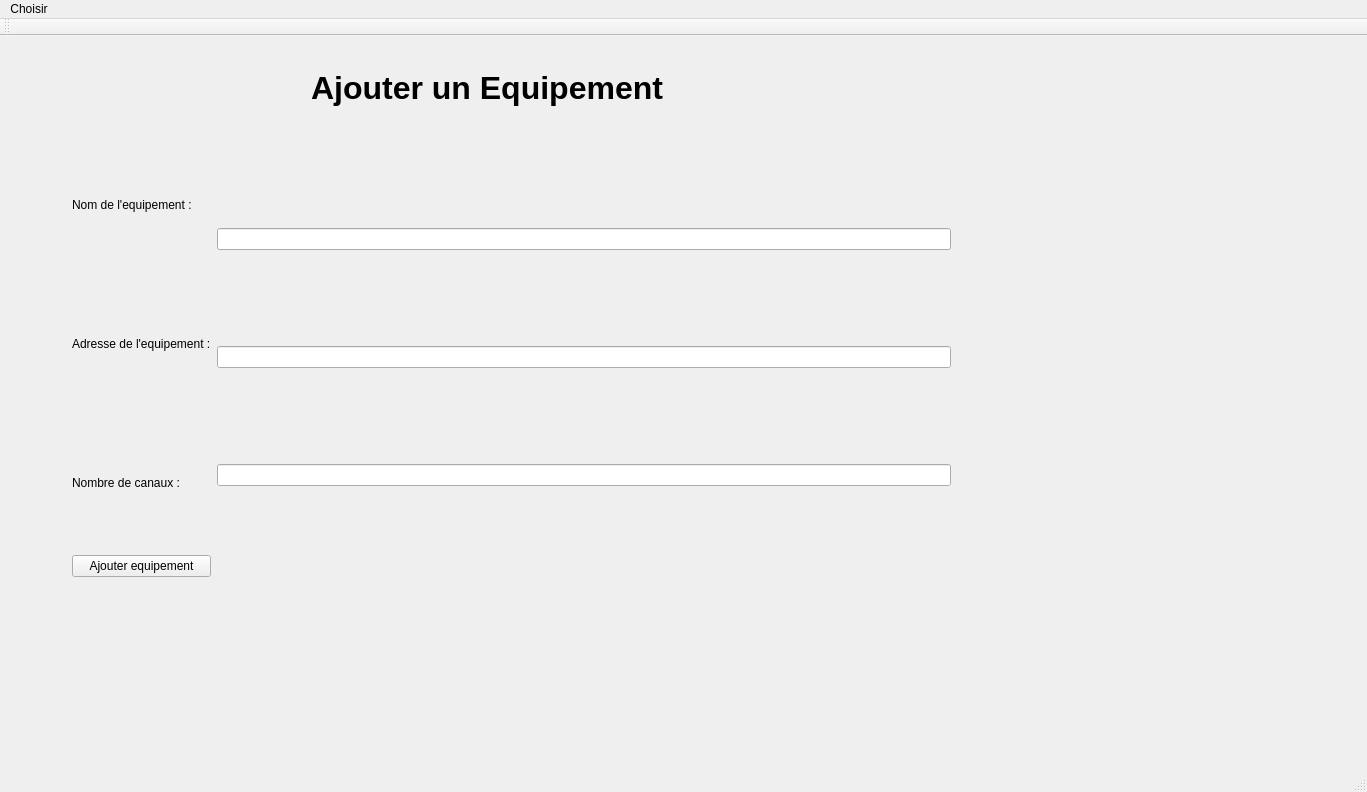
Old version of the form modulesTestDMXProject/modulesTestDMXProject.ui in the repository fbotel17/modulesTestDMXProject.
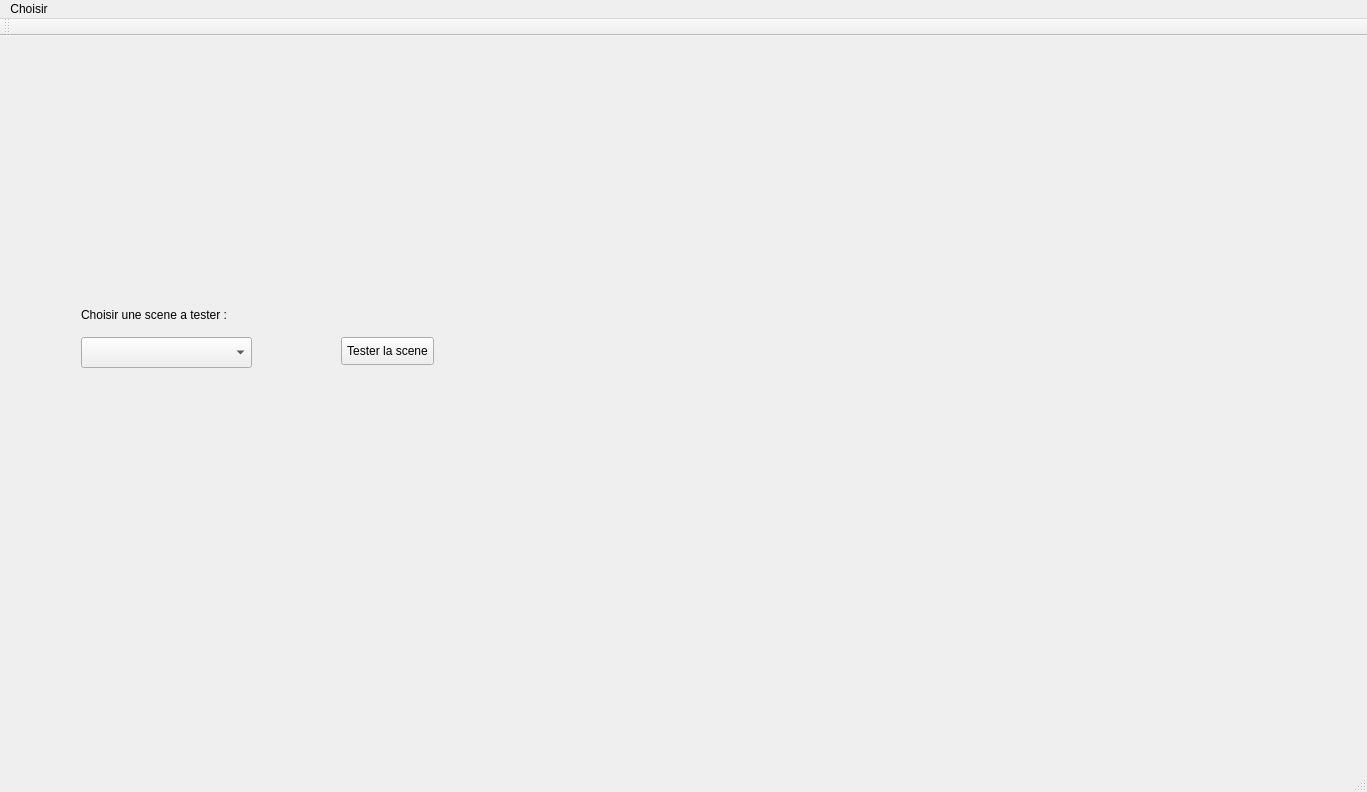
New version of the form.

Diff of the .ui file:
```diff
--- a/modulesTestDMXProject/modulesTestDMXProject.ui
+++ b/modulesTestDMXProject/modulesTestDMXProject.ui
@@ -18,7 +18,7 @@
     <item>
      <widget class="QStackedWidget" name="stackedWidget">
       <property name="currentIndex">
-       <number>2</number>
+       <number>6</number>
       </property>
       <widget class="QWidget" name="page_3">
        <widget class="QWidget" name="formLayoutWidget">
@@ -352,6 +352,44 @@
         <layout class="QVBoxLayout" name="verticalLayout_3"/>
        </widget>
       </widget>
+      <widget class="QWidget" name="page_7">
+       <widget class="QComboBox" name="sceneComboBox">
+        <property name="geometry">
+         <rect>
+          <x>70</x>
+          <y>290</y>
+          <width>171</width>
+          <height>31</height>
+         </rect>
+        </property>
+       </widget>
+       <widget class="QLabel" name="label_7">
+        <property name="geometry">
+         <rect>
+          <x>70</x>
+          <y>260</y>
+          <width>161</width>
+          <height>16</height>
+         </rect>
+        </property>
+        <property name="text">
+         <string>Choisir une scene a tester : </string>
+        </property>
+       </widget>
+       <widget class="QPushButton" name="testSceneButton">
+        <property name="geometry">
+         <rect>
+          <x>330</x>
+          <y>290</y>
+          <width>93</width>
+          <height>28</height>
+         </rect>
+        </property>
+        <property name="text">
+         <string>Tester la scene</string>
+        </property>
+       </widget>
+      </widget>
      </widget>
     </item>
    </layout>
```
Left out of the diff: 10 changed lines with no effect on the pictures.
